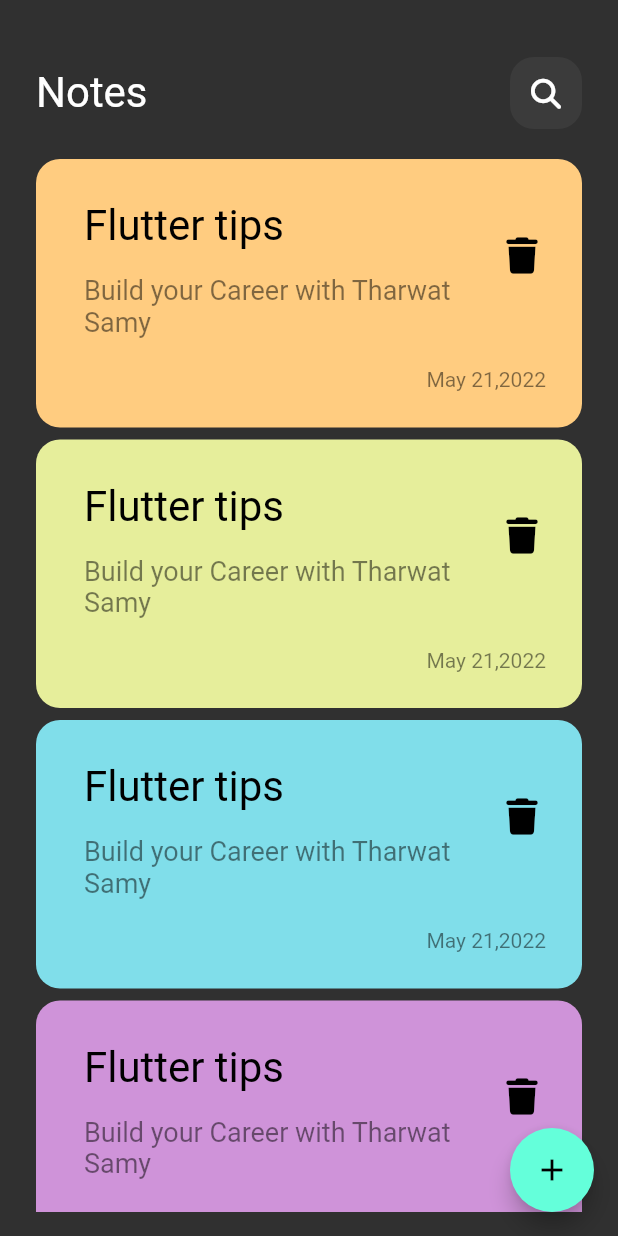
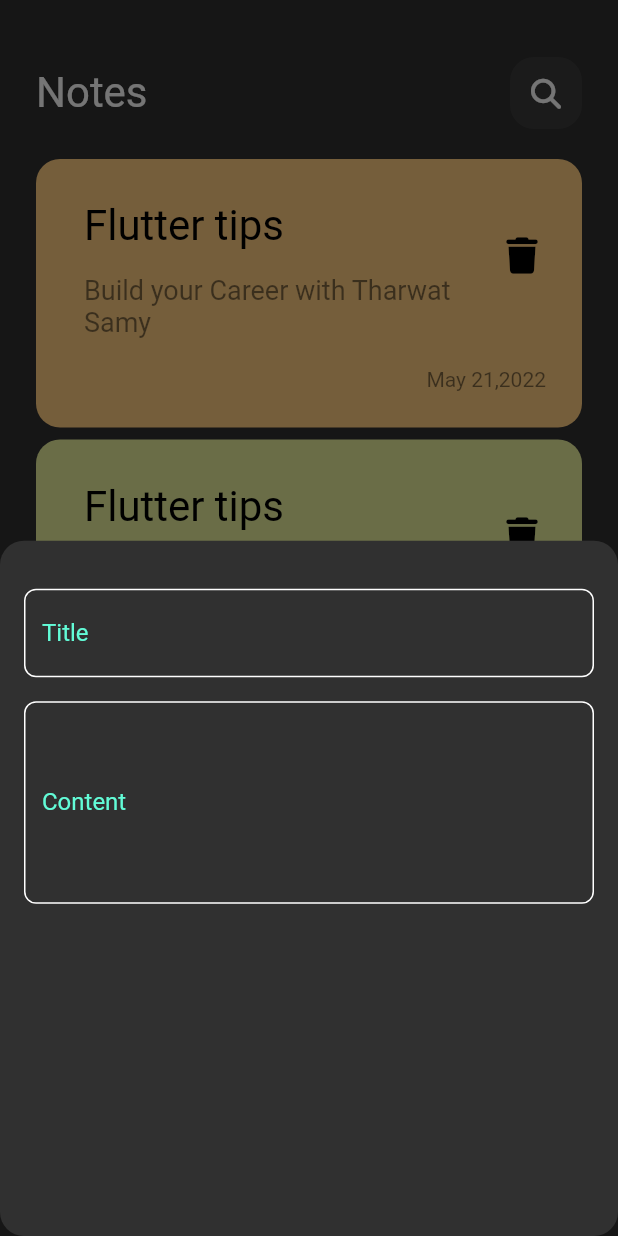
Before and after one commit to tharwatsamy/hive_play_ground, a Flutter app: the screen it shows after launch, after a tap on the "add" icon, on a phone screen of 412 x 824 dp. Run offline on Flutter 3.47's test engine with Material 2 defaults, Android fonts, the phone set to English and light mode, and no system bars; our stand-ins replace font_awesome_flutter, get, hive_flutter; accounts and stored records are empty.

Commit message:
add custom text field

```diff
--- /dev/null
+++ b/lib/constants.dart
@@ -0,0 +1,3 @@
+import 'package:flutter/cupertino.dart';
+
+const kPrimaryColor = Color(0xff62FCD7);
--- a/lib/views/todos view/todos_view.dart
+++ b/lib/views/todos view/todos_view.dart
@@ -1,5 +1,6 @@
 import 'package:flutter/material.dart';
 import 'package:get/get.dart';
+import 'package:hive_play_ground/views/todos%20view/widgets/custom_bottom_sheet.dart';
 
 import 'widgets/todos_view_body.dart';
 
@@ -11,7 +12,12 @@ class TodosView extends StatelessWidget {
     return Scaffold(
       floatingActionButton: FloatingActionButton(
         onPressed: () {
-
+          showModalBottomSheet(
+              shape: RoundedRectangleBorder(
+                borderRadius: BorderRadius.circular(16),
+              ),
+              context: context,
+              builder: (context) => const CustomBottomSheet());
         },
         child: const Icon(Icons.add),
       ),
--- /dev/null
+++ b/lib/views/todos view/widgets/custom_bottom_sheet.dart
@@ -0,0 +1,39 @@
+import 'package:flutter/material.dart';
+import 'package:hive_play_ground/views/todos%20view/widgets/custom_text_field.dart';
+
+class CustomBottomSheet extends StatelessWidget {
+  const CustomBottomSheet({
+    Key? key,
+  }) : super(key: key);
+
+  @override
+  Widget build(BuildContext context) {
+    return Container(
+      decoration: BoxDecoration(
+        borderRadius: BorderRadius.circular(16),
+      ),
+      child: Padding(
+        padding: const EdgeInsets.symmetric(horizontal: 16),
+        child: Column(
+          children: [
+            const SizedBox(
+              height: 32,
+            ),
+            CustomTextField(
+              lable: 'Title',
+              onSaved: (value) {},
+            ),
+            const SizedBox(
+              height: 16,
+            ),
+            CustomTextField(
+              maxLines: 5,
+              lable: 'Content',
+              onSaved: (value) {},
+            ),
+          ],
+        ),
+      ),
+    );
+  }
+}
--- /dev/null
+++ b/lib/views/todos view/widgets/custom_text_field.dart
@@ -0,0 +1,37 @@
+import 'package:flutter/material.dart';
+import 'package:flutter/src/foundation/key.dart';
+import 'package:flutter/src/widgets/framework.dart';
+import 'package:hive_play_ground/constants.dart';
+
+class CustomTextField extends StatelessWidget {
+  const CustomTextField(
+      {Key? key, required this.onSaved, required this.lable, this.maxLines = 1})
+      : super(key: key);
+
+  final int maxLines;
+  final ValueSetter onSaved;
+  final String lable;
+  @override
+  Widget build(BuildContext context) {
+    return TextFormField(
+      onSaved: onSaved,
+      maxLines: maxLines,
+      cursorColor: kPrimaryColor,
+      decoration: InputDecoration(
+        label: Text(
+          lable,
+          style: const TextStyle(color: kPrimaryColor),
+        ),
+        focusedBorder: getBorder(),
+        border: getBorder(),
+        disabledBorder: getBorder(),
+        enabledBorder: getBorder(),
+      ),
+    );
+  }
+
+  OutlineInputBorder getBorder() => OutlineInputBorder(
+        borderRadius: BorderRadius.circular(8),
+        borderSide: const BorderSide(color: Colors.white),
+      );
+}
```
